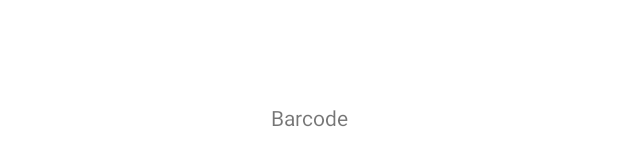
After one commit to aksoyhakn/Expiry, an Android app: the layout activity_barcode.xml on its own in the app's theme, with its tools: preview values and no code run, on a phone screen of 412 x 824 dp. The commit adds this screen. Shown: the part 501-667 px from the top of the screen. Run offline under Robolectric (Android 15) with nearby library versions, the phone set to English and light mode, and no system bars.

```diff
--- a/app/src/main/AndroidManifest.xml
+++ b/app/src/main/AndroidManifest.xml
@@ -33,6 +33,12 @@
             android:name="com.yalantis.ucrop.UCropActivity"
             android:screenOrientation="portrait"
             android:theme="@style/Theme.AppCompat.Light.NoActionBar" />
+
+        <activity
+            android:name=".ui.barcode.BarcodeActivity"
+            android:configChanges="keyboardHidden|orientation|screenSize"
+            android:screenOrientation="portrait"
+            android:windowSoftInputMode="stateHidden"/>
 
 
         <activity
--- a/app/src/main/java/com/iyiyasa/android/ui/splash/SplashActivity.kt
+++ b/app/src/main/java/com/iyiyasa/android/ui/splash/SplashActivity.kt
@@ -7,7 +7,10 @@ import com.iyiyasa.android.base.viewmodel.BaseViewModel
 import com.iyiyasa.android.data.preference.PreferenceHelperImp
 import com.iyiyasa.android.databinding.ActivitySplashBinding
 import com.iyiyasa.android.extensions.handler
+import com.iyiyasa.android.ui.barcode.BarcodeActivity
 import com.iyiyasa.android.utils.analytics.SCREEN
+import com.iyiyasa.android.utils.transition.ActivityTransition
+import com.iyiyasa.android.utils.transition.Transition
 import dagger.hilt.android.AndroidEntryPoint
 import kotlinx.coroutines.ExperimentalCoroutinesApi
 import javax.inject.Inject
@@ -28,5 +31,13 @@ class SplashActivity : BaseActivity<ActivitySplashBinding>(R.layout.activity_spl
 
     override fun bindScreen() {
         dataBinding.viewModel = viewModel
+
+        handler(3000){
+            ActivityTransition.Builder(this, BarcodeActivity::class.java)
+                .setData(intent.data)
+                .setClearTask(true)
+                .build()
+                .start()
+        }
     }
 }
--- /dev/null
+++ b/app/src/main/res/layout/activity_barcode.xml
@@ -0,0 +1,27 @@
+<?xml version="1.0" encoding="utf-8"?>
+<layout xmlns:android="http://schemas.android.com/apk/res/android"
+    xmlns:app="http://schemas.android.com/apk/res-auto">
+
+    <data>
+
+        <variable
+            name="viewModel"
+            type="com.iyiyasa.android.ui.barcode.BarcodeViewModel" />
+    </data>
+
+    <androidx.constraintlayout.widget.ConstraintLayout
+        android:layout_width="match_parent"
+        android:layout_height="match_parent">
+
+        <TextView
+            android:id="@+id/av_splash"
+            android:layout_width="wrap_content"
+            android:layout_height="wrap_content"
+            app:layout_constraintEnd_toEndOf="parent"
+            app:layout_constraintBottom_toBottomOf="parent"
+            app:layout_constraintStart_toStartOf="parent"
+            app:layout_constraintTop_toTopOf="parent"
+            android:text="Barcode"/>
+
+    </androidx.constraintlayout.widget.ConstraintLayout>
+</layout>
```
Also changed, not shown: app/src/main/java/com/iyiyasa/android/ui/barcode/BarcodeActivity.kt (added, +29 -0 lines), app/src/main/java/com/iyiyasa/android/ui/barcode/BarcodeRepository.kt (added, +22 -0 lines), app/src/main/java/com/iyiyasa/android/ui/barcode/BarcodeViewModel.kt (added, +15 -0 lines).
